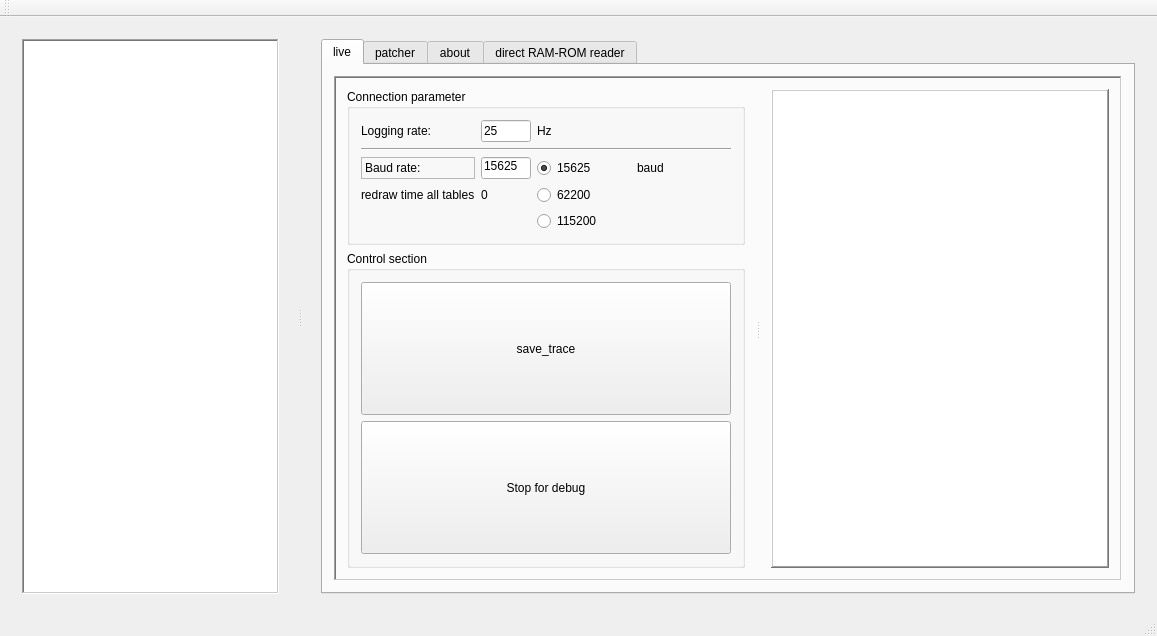
The window that mainwindow.ui (DowJhob/Evo-live-map) describes before a commit, drawn with Qt 5.
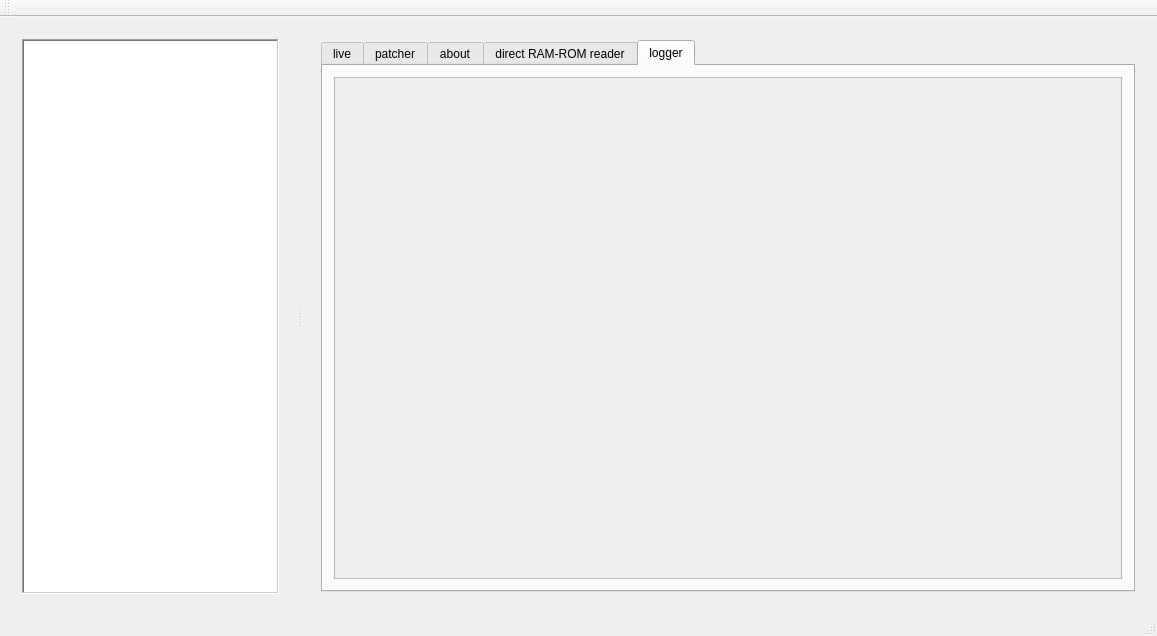
The same window after the commit.

Patch:
```diff
--- a/mainwindow.ui
+++ b/mainwindow.ui
@@ -11,7 +11,7 @@
    </rect>
   </property>
   <property name="sizePolicy">
-   <sizepolicy hsizetype="Expanding" vsizetype="Expanding">
+   <sizepolicy hsizetype="Fixed" vsizetype="Fixed">
     <horstretch>0</horstretch>
     <verstretch>0</verstretch>
    </sizepolicy>
@@ -132,7 +132,7 @@
            <bool>true</bool>
           </property>
           <property name="sizePolicy">
-           <sizepolicy hsizetype="MinimumExpanding" vsizetype="Expanding">
+           <sizepolicy hsizetype="MinimumExpanding" vsizetype="Fixed">
             <horstretch>0</horstretch>
             <verstretch>0</verstretch>
            </sizepolicy>
@@ -141,7 +141,7 @@
            <bool>false</bool>
           </property>
           <property name="currentIndex">
-           <number>0</number>
+           <number>4</number>
           </property>
           <property name="elideMode">
            <enum>Qt::ElideRight</enum>
@@ -776,6 +776,31 @@
             </item>
            </layout>
           </widget>
+          <widget class="QWidget" name="logger">
+           <attribute name="title">
+            <string>logger</string>
+           </attribute>
+           <layout class="QVBoxLayout" name="verticalLayout_2">
+            <item>
+             <widget class="QScrollArea" name="scrollArea">
+              <property name="widgetResizable">
+               <bool>true</bool>
+              </property>
+              <widget class="QWidget" name="scrollAreaWidgetContents">
+               <property name="geometry">
+                <rect>
+                 <x>0</x>
+                 <y>0</y>
+                 <width>816</width>
+                 <height>498</height>
+                </rect>
+               </property>
+               <layout class="QVBoxLayout" name="logger_verticalLayout"/>
+              </widget>
+             </widget>
+            </item>
+           </layout>
+          </widget>
          </widget>
         </item>
        </layout>
```
